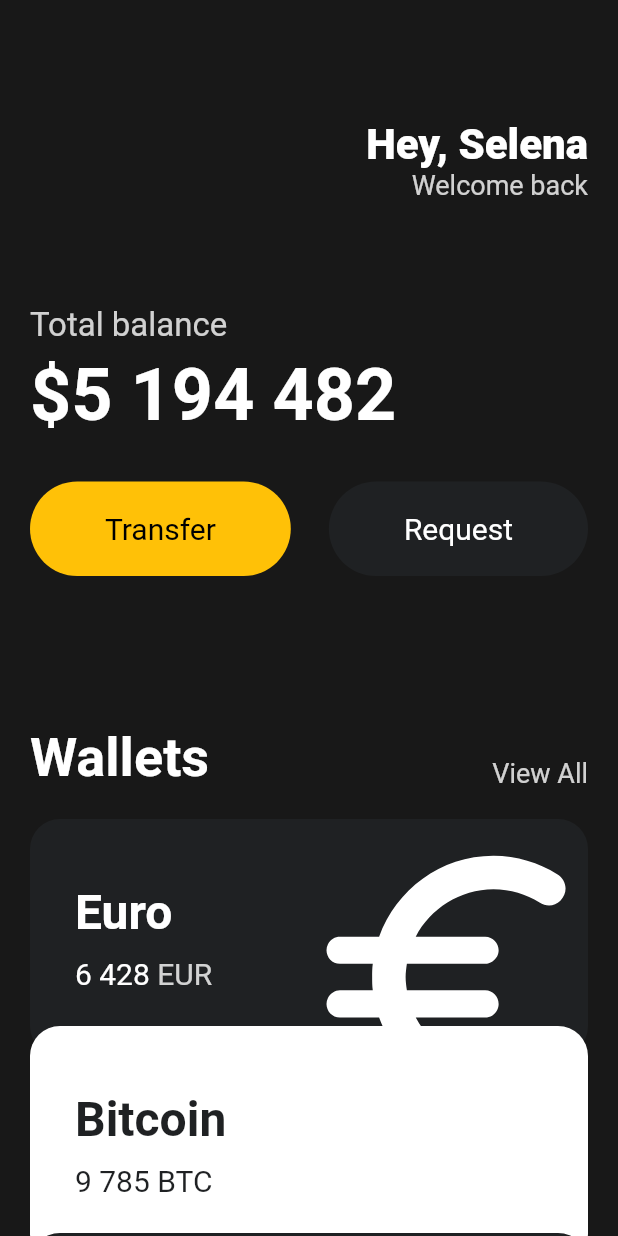
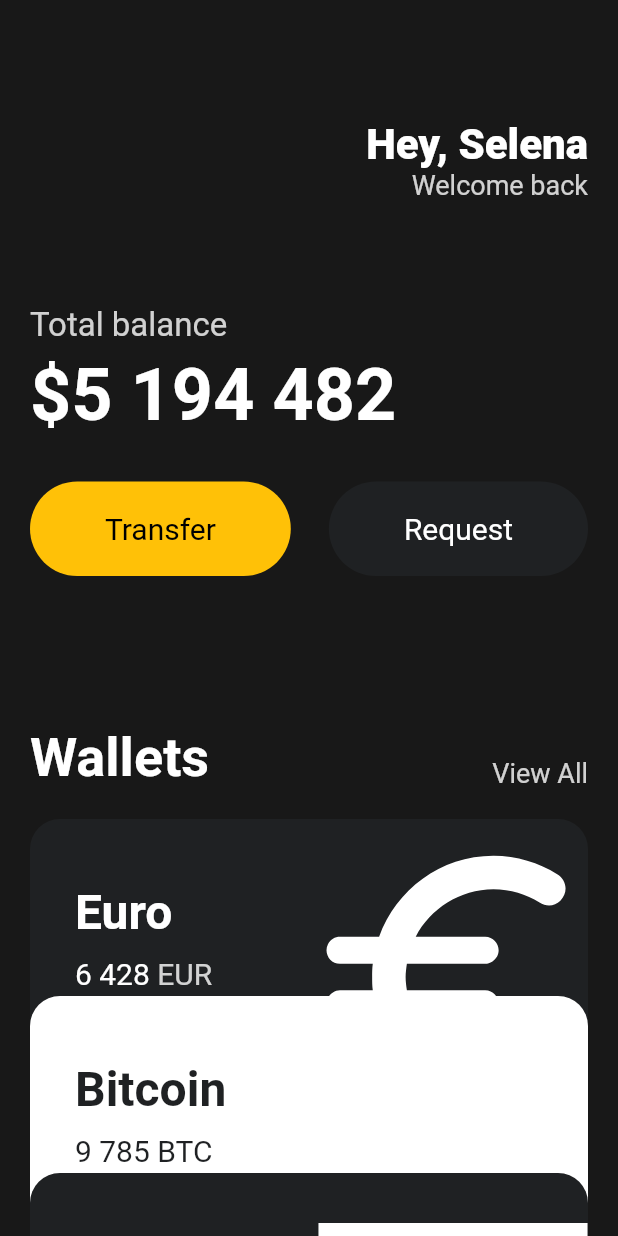
Before and after one commit to hyeonjeong-ko/Flutter-toonflix, a Flutter app: the screen it shows after launch, on a phone screen of 412 x 824 dp. Run offline on Flutter 3.47's test engine with Material 2 defaults, Android fonts, the phone set to English and light mode, and no system bars.

Commit message:
update_widget_order_parameter

```diff
--- a/lib/main.dart
+++ b/lib/main.dart
@@ -127,6 +127,7 @@ class App extends StatelessWidget {
                   amount: '6 428',
                   icon: Icons.euro_rounded,
                   isInverted: false,
+                  order: 0,
                 ),
                 Transform.translate(
                   offset: const Offset(0, -20),
@@ -136,6 +137,7 @@ class App extends StatelessWidget {
                     amount: '9 785',
                     icon: Icons.currency_bitcoin,
                     isInverted: true,
+                    order: 1,
                   ),
                 ),
                 Transform.translate(
@@ -146,6 +148,7 @@ class App extends StatelessWidget {
                     amount: '428',
                     icon: Icons.money,
                     isInverted: false,
+                    order: 2,
                   ),
                 ),
               ],
--- a/lib/widgets/currency_card.dart
+++ b/lib/widgets/currency_card.dart
@@ -2,6 +2,7 @@ import 'package:flutter/material.dart';
 
 class CurrencyCard extends StatelessWidget {
   final String name, code, amount;
+  final double order, basicDY = -20;
   final IconData icon;
   final bool isInverted;
 
@@ -14,18 +15,25 @@ class CurrencyCard extends StatelessWidget {
     required this.amount,
     required this.icon,
     required this.isInverted,
+    required this.order,
   });
 
   @override
   Widget build(BuildContext context) {
-    return Container(
+    return Transform.translate(
+      offset: Offset(0, order * basicDY),
+      child: Container(
+        // overflow된 곳(영역을 벗어난 부분)을 제어하는 방법
+        // Clip.hardEdge: 위젯 영역을 벗어난 부분을 안보이게 잘라냄
         clipBehavior: Clip.hardEdge,
         decoration: BoxDecoration(
           color: isInverted ? Colors.white : _blackColor,
           borderRadius: BorderRadius.circular(20),
         ),
         child: Padding(
-        padding: const EdgeInsets.all(30),
+          padding: const EdgeInsets.all(
+            30,
+          ),
           child: Row(
             mainAxisAlignment: MainAxisAlignment.spaceBetween,
             children: [
@@ -68,6 +76,9 @@ class CurrencyCard extends StatelessWidget {
                   ),
                 ],
               ),
+              // 크기를 제어하는 위젯
+              // (부모 위젯에 영향을 미치지 않음)
+              // 일반적으로 크기가 커지면 부모위젯의 영역이 강제로 늘어남. 하지만 scale은 그냥 overflow시킨다.
               Transform.scale(
                 scale: 2.2, // 아이콘만 커짐,나머지 그대로
                 child: Transform.translate(
@@ -82,6 +93,7 @@ class CurrencyCard extends StatelessWidget {
             ],
           ),
         ),
+      ),
     );
   }
 }
```
Lines whose indentation alone changed are shown as unchanged.
